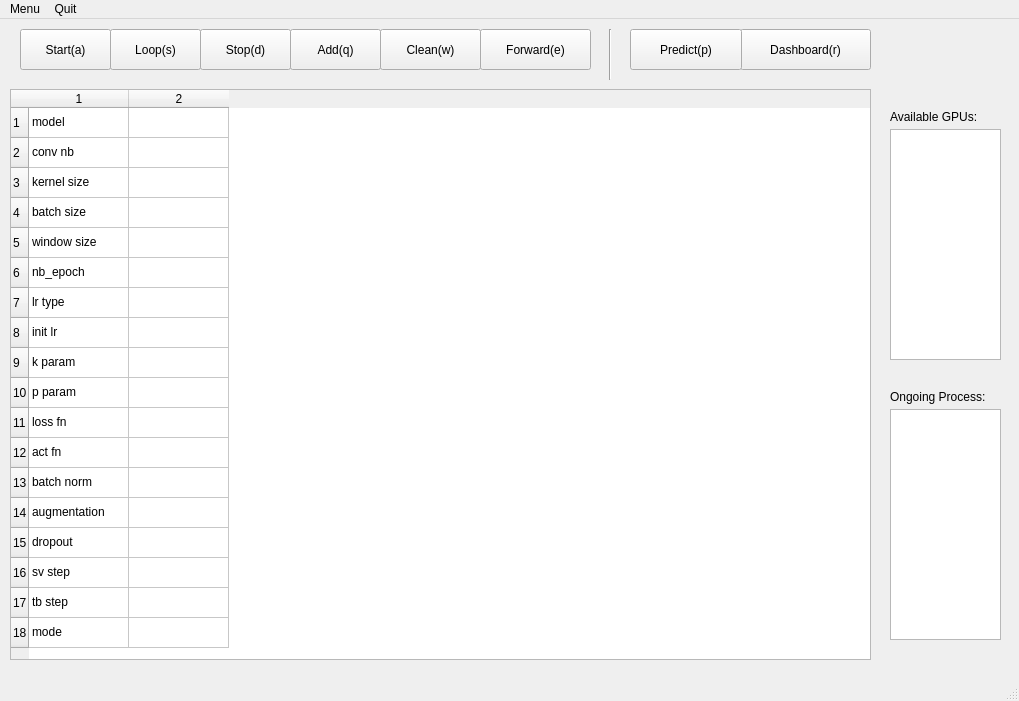
The window that _taskManager/mainwindow.ui (ZeliangSu/SegmentPy) describes before a commit, drawn with Qt 5.
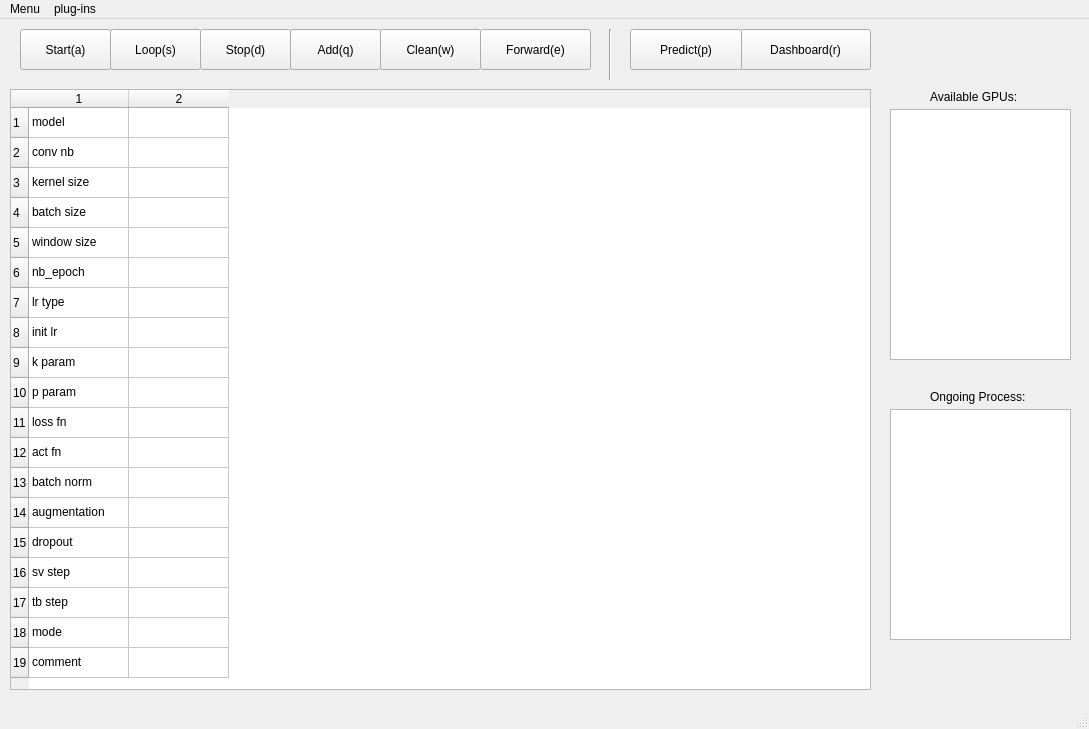
The same window after the commit. Icons and pictures are not drawn.

Diff of the .ui file:
```diff
--- a/_taskManager/mainwindow.ui
+++ b/_taskManager/mainwindow.ui
@@ -6,8 +6,8 @@
    <rect>
     <x>0</x>
     <y>0</y>
-    <width>1019</width>
-    <height>701</height>
+    <width>1089</width>
+    <height>729</height>
    </rect>
   </property>
   <property name="windowTitle">
@@ -98,9 +98,9 @@
     <property name="geometry">
      <rect>
       <x>890</x>
-      <y>110</y>
-      <width>111</width>
-      <height>231</height>
+      <y>90</y>
+      <width>181</width>
+      <height>251</height>
      </rect>
     </property>
    </widget>
@@ -110,7 +110,7 @@
       <x>10</x>
       <y>70</y>
       <width>861</width>
-      <height>571</height>
+      <height>601</height>
      </rect>
     </property>
     <property name="dragEnabled">
@@ -120,7 +120,7 @@
      <bool>false</bool>
     </property>
     <property name="rowCount">
-     <number>18</number>
+     <number>19</number>
     </property>
     <property name="columnCount">
      <number>2</number>
@@ -149,6 +149,7 @@
     <row/>
     <row/>
     <row/>
+    <row/>
     <column/>
     <column/>
     <item row="0" column="0">
@@ -259,12 +260,17 @@
       <string>mode</string>
      </property>
     </item>
+    <item row="18" column="0">
+     <property name="text">
+      <string>comment</string>
+     </property>
+    </item>
    </widget>
    <widget class="QLabel" name="label">
     <property name="geometry">
      <rect>
-      <x>890</x>
-      <y>90</y>
+      <x>930</x>
+      <y>70</y>
       <width>101</width>
       <height>16</height>
      </rect>
@@ -380,7 +386,7 @@
      <rect>
       <x>890</x>
       <y>390</y>
-      <width>111</width>
+      <width>181</width>
       <height>231</height>
      </rect>
     </property>
@@ -388,9 +394,9 @@
    <widget class="QLabel" name="label_2">
     <property name="geometry">
      <rect>
-      <x>890</x>
+      <x>930</x>
       <y>370</y>
-      <width>111</width>
+      <width>110</width>
       <height>16</height>
      </rect>
     </property>
@@ -404,11 +410,14 @@
     <rect>
      <x>0</x>
      <y>0</y>
-     <width>1019</width>
+     <width>1089</width>
      <height>22</height>
     </rect>
    </property>
    <widget class="QMenu" name="menuMenu">
+    <property name="enabled">
+     <bool>true</bool>
+    </property>
     <property name="title">
      <string>Menu</string>
     </property>
@@ -416,7 +425,7 @@
    </widget>
    <widget class="QMenu" name="menuQuit">
     <property name="title">
-     <string>Quit</string>
+     <string>plug-ins</string>
     </property>
    </widget>
    <addaction name="menuMenu"/>
```
